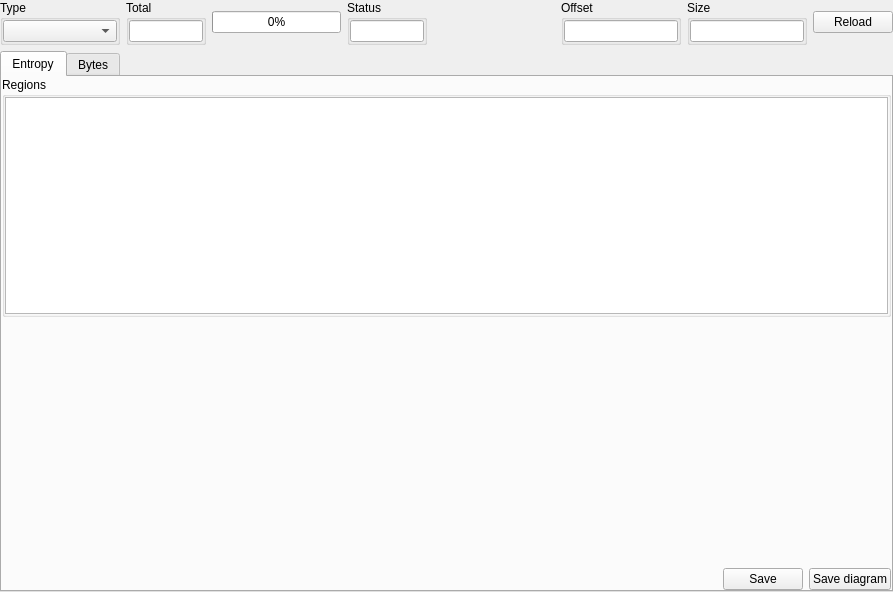
First picture: the form in xentropywidget.ui, repository horsicq/XEntropyWidget, before the edit.
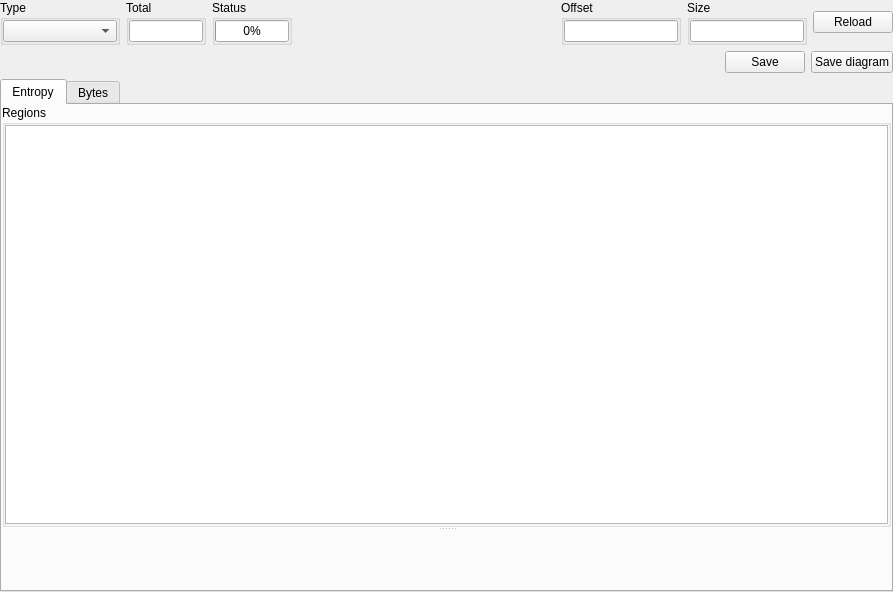
Second picture: the form after the edit. The open tabs and pages were chosen to show the change. Custom widgets are drawn as their Qt base class.

The edit to the form file:
```diff
--- a/xentropywidget.ui
+++ b/xentropywidget.ui
@@ -13,7 +13,7 @@
   <property name="windowTitle">
    <string notr="true">Form</string>
   </property>
-  <layout class="QVBoxLayout" name="verticalLayout_4">
+  <layout class="QVBoxLayout" name="verticalLayout_6">
    <property name="leftMargin">
     <number>0</number>
    </property>
@@ -96,6 +96,36 @@
       </widget>
      </item>
      <item>
+      <widget class="QGroupBox" name="groupBoxStatus">
+       <property name="minimumSize">
+        <size>
+         <width>80</width>
+         <height>0</height>
+        </size>
+       </property>
+       <property name="maximumSize">
+        <size>
+         <width>80</width>
+         <height>16777215</height>
+        </size>
+       </property>
+       <property name="title">
+        <string>Status</string>
+       </property>
+       <layout class="QHBoxLayout" name="horizontalLayout_4">
+        <property name="leftMargin">
+         <number>0</number>
+        </property>
+        <property name="topMargin">
+         <number>0</number>
+        </property>
+        <property name="rightMargin">
+         <number>0</number>
+        </property>
+        <property name="bottomMargin">
+         <number>0</number>
+        </property>
+        <item>
       <widget class="QProgressBar" name="progressBarTotalEntropy">
        <property name="maximum">
         <number>1000</number>
@@ -108,46 +138,6 @@
        </property>
       </widget>
      </item>
-     <item>
-      <widget class="QGroupBox" name="groupBoxStatus">
-       <property name="minimumSize">
-        <size>
-         <width>80</width>
-         <height>0</height>
-        </size>
-       </property>
-       <property name="maximumSize">
-        <size>
-         <width>80</width>
-         <height>16777215</height>
-        </size>
-       </property>
-       <property name="title">
-        <string>Status</string>
-       </property>
-       <layout class="QVBoxLayout" name="verticalLayout_6">
-        <property name="leftMargin">
-         <number>0</number>
-        </property>
-        <property name="topMargin">
-         <number>0</number>
-        </property>
-        <property name="rightMargin">
-         <number>0</number>
-        </property>
-        <property name="bottomMargin">
-         <number>0</number>
-        </property>
-        <item>
-         <widget class="QLineEdit" name="lineEditStatus">
-          <property name="alignment">
-           <set>Qt::AlignCenter</set>
-          </property>
-          <property name="readOnly">
-           <bool>true</bool>
-          </property>
-         </widget>
-        </item>
        </layout>
       </widget>
      </item>
@@ -247,6 +237,37 @@
      </item>
     </layout>
    </item>
+   <item>
+    <layout class="QHBoxLayout" name="horizontalLayout_2">
+     <item>
+      <spacer name="horizontalSpacer_2">
+       <property name="orientation">
+        <enum>Qt::Horizontal</enum>
+       </property>
+       <property name="sizeHint" stdset="0">
+        <size>
+         <width>40</width>
+         <height>20</height>
+        </size>
+       </property>
+      </spacer>
+     </item>
+     <item>
+      <widget class="QPushButton" name="pushButtonSaveEntropyTable">
+       <property name="text">
+        <string>Save</string>
+       </property>
+      </widget>
+     </item>
+     <item>
+      <widget class="QPushButton" name="pushButtonSaveEntropyDiagram">
+       <property name="text">
+        <string>Save diagram</string>
+       </property>
+      </widget>
+     </item>
+    </layout>
+   </item>
    <item>
     <widget class="QTabWidget" name="tabWidget">
      <property name="currentIndex">
@@ -256,7 +277,7 @@
       <attribute name="title">
        <string>Entropy</string>
       </attribute>
-      <layout class="QVBoxLayout" name="verticalLayout_5">
+      <layout class="QVBoxLayout" name="verticalLayout_3">
        <property name="leftMargin">
         <number>0</number>
        </property>
@@ -270,6 +291,10 @@
         <number>0</number>
        </property>
        <item>
+        <widget class="QSplitter" name="splitter">
+         <property name="orientation">
+          <enum>Qt::Vertical</enum>
+         </property>
         <widget class="QGroupBox" name="groupBoxRegions">
          <property name="sizePolicy">
           <sizepolicy hsizetype="Preferred" vsizetype="Preferred">
@@ -277,16 +302,10 @@
            <verstretch>0</verstretch>
           </sizepolicy>
          </property>
-         <property name="maximumSize">
-          <size>
-           <width>16777215</width>
-           <height>250</height>
-          </size>
-         </property>
          <property name="title">
           <string>Regions</string>
          </property>
-         <layout class="QVBoxLayout" name="verticalLayout_3">
+          <layout class="QVBoxLayout" name="verticalLayout_4">
           <property name="leftMargin">
            <number>0</number>
           </property>
@@ -329,8 +348,6 @@
           </item>
          </layout>
         </widget>
-       </item>
-       <item>
         <widget class="QwtPlot" name="widgetEntropy" native="true">
          <property name="sizePolicy">
           <sizepolicy hsizetype="Expanding" vsizetype="Expanding">
@@ -339,37 +356,7 @@
           </sizepolicy>
          </property>
         </widget>
-       </item>
-       <item>
-        <layout class="QHBoxLayout" name="horizontalLayout_2">
-         <item>
-          <spacer name="horizontalSpacer_2">
-           <property name="orientation">
-            <enum>Qt::Horizontal</enum>
-           </property>
-           <property name="sizeHint" stdset="0">
-            <size>
-             <width>40</width>
-             <height>20</height>
-            </size>
-           </property>
-          </spacer>
-         </item>
-         <item>
-          <widget class="QPushButton" name="pushButtonSaveEntropyTable">
-           <property name="text">
-            <string>Save</string>
-           </property>
-          </widget>
-         </item>
-         <item>
-          <widget class="QPushButton" name="pushButtonSaveEntropyDiagram">
-           <property name="text">
-            <string>Save diagram</string>
-           </property>
-          </widget>
-         </item>
-        </layout>
+        </widget>
        </item>
       </layout>
      </widget>
@@ -377,7 +364,7 @@
       <attribute name="title">
        <string>Bytes</string>
       </attribute>
-      <layout class="QHBoxLayout" name="horizontalLayout_3">
+      <layout class="QVBoxLayout" name="verticalLayout_5">
        <property name="leftMargin">
         <number>0</number>
        </property>
```
Left out of the diff: 15 changed lines with no effect on the pictures. Lines whose indentation alone changed are shown as unchanged.
